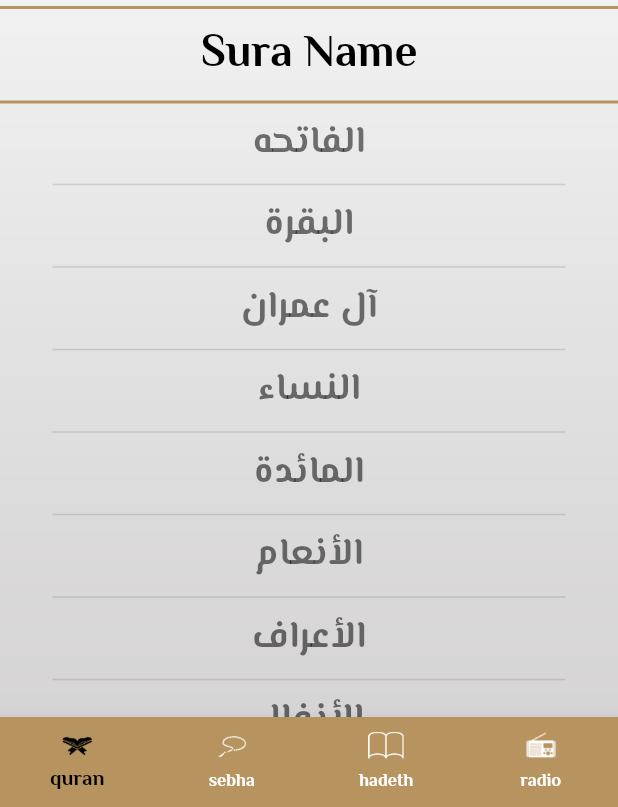
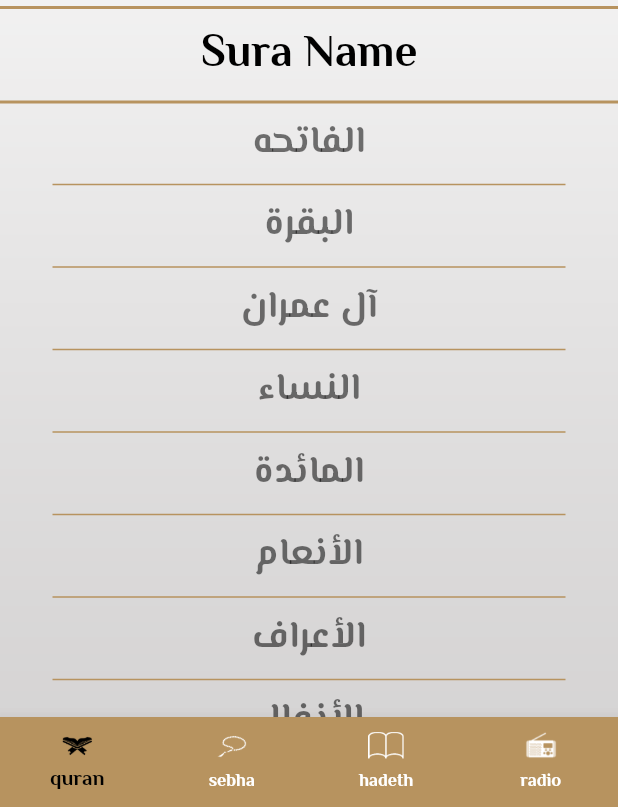
Before and after one commit to santosxxdev/Islami, a Flutter app: the screen it shows after launch, on a phone screen of 412 x 824 dp, the part 429-1236 px from its top. Run offline on Flutter 3.47's test engine with Material 2 defaults, Android fonts, the phone set to English and light mode, and no system bars; our stand-ins replace google_fonts.

Commit message:
Change Quran

```diff
--- a/lib/taps/quran.dart
+++ b/lib/taps/quran.dart
@@ -142,6 +142,7 @@ class QuranScreen extends StatelessWidget {
           Expanded(
             child: ListView.separated(
               separatorBuilder: (context, index) => Divider(
+                color: Theme.of(context).primaryColor,
                 thickness: 1,
                 endIndent: 35,
                 indent: 35,
@@ -154,7 +155,10 @@ class QuranScreen extends StatelessWidget {
                             arguments: SuraArgs(
                                 NameSura: suraName[index], index: index += 1));
                       },
-                      child: Text(suraName[index])),
+                      child: Text(
+                        suraName[index],
+                        style: Theme.of(context).textTheme.bodyMedium,
+                      )),
                 );
               },
               itemCount: suraName.length,
```
